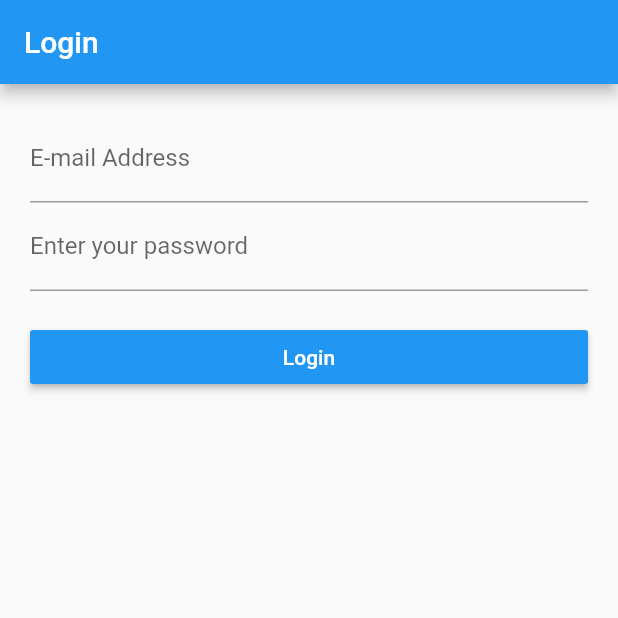
After one commit to palucdev/Warehouse_mobile, a Flutter app: the screen it shows after launch, after a tap on "Login", on a phone screen of 412 x 824 dp, the top half of it. The commit adds this screen. Run offline on Flutter 3.47's test engine with Material 2 defaults, Android fonts, the phone set to English and light mode, and no system bars.

Commit message:
Added login page

```diff
--- a/lib/main.dart
+++ b/lib/main.dart
@@ -1,5 +1,5 @@
 import 'package:flutter/material.dart';
-import 'package:warehouse_mobile/screens/product-list.dart';
+import 'package:warehouse_mobile/routes.dart';
 
 void main() => runApp(MyApp());
 
@@ -8,7 +8,7 @@ class MyApp extends StatelessWidget {
   Widget build(BuildContext context) {
     return MaterialApp(
       title: 'Welcome to Flutter',
-      home: ProductList()
+      routes: routes,
     );
   }
 }
--- /dev/null
+++ b/lib/routes.dart
@@ -0,0 +1,9 @@
+import 'package:flutter/material.dart';
+import 'package:warehouse_mobile/screens/login.dart';
+import 'package:warehouse_mobile/screens/product-list.dart';
+
+final routes = {
+  '/login': (BuildContext context) => new LoginScreen(),
+  '/home': (BuildContext context) => new ProductList(),
+  '/': (BuildContext context) => new LoginScreen()
+};
--- /dev/null
+++ b/lib/screens/login.dart
@@ -0,0 +1,86 @@
+import 'package:flutter/material.dart';
+
+class _LoginData {
+  String email = '';
+  String password = '';
+}
+
+class LoginScreenState extends State<LoginScreen> {
+  BuildContext _ctx;
+
+  final GlobalKey<FormState>_formKey = new GlobalKey<FormState>();
+
+  @override
+  Widget build(BuildContext context) {
+    final Size screenSize = MediaQuery
+        .of(context)
+        .size;
+
+    return new Scaffold(
+        appBar: new AppBar(
+          title: new Text('Login'),
+        ),
+        body: new Container(
+            padding: new EdgeInsets.all(20.0),
+            child: new Form(
+                key: this._formKey,
+                child: new ListView(
+                    children: <Widget>[
+                      new TextFormField(
+                          keyboardType: TextInputType.emailAddress,
+                          decoration: new InputDecoration(
+                              hintText: 'example@domain.com',
+                              labelText: 'E-mail Address'
+                          )
+                      ),
+                      new TextFormField(
+                          obscureText: true,
+                          decoration: new InputDecoration(
+                              hintText: 'Password',
+                              labelText: 'Enter your password'
+                          )
+                      ),
+                      new Container(
+                          width: screenSize.width,
+                          child: new RaisedButton(
+                              child: new Text(
+                                  'Login',
+                                  style: new TextStyle(
+                                    color: Colors.white
+                                  ),
+                              ),
+                            onPressed: _submit,
+                            color: Colors.blue,
+                          ),
+                        margin: new EdgeInsets.only(top: 20.0),
+                      )
+                    ]
+                )
+            )
+        )
+    );
+  }
+
+  void _submit() {
+    final form = _formKey.currentState;
+
+    if (form.validate()) {
+      form.save();
+      print("submit success");
+    }
+  }
+
+  String _isUserEmailValid(String val) {
+    //TODO email validation <3
+    //return error strings for certain validation errors
+    //if everything is ok, return null
+    return null;
+  }
+}
+
+class LoginScreen extends StatefulWidget {
+  @override
+  State<StatefulWidget> createState() {
+    return new LoginScreenState();
+  }
+}
```
Also changed, not shown: 1 other file.
